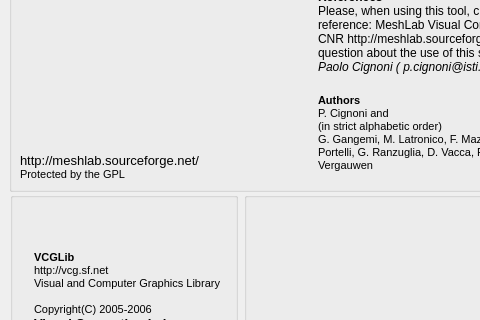
Old version of the form src/meshlab/ui/aboutDialog.ui in the repository cnr-isti-vclab/meshlab; both pictures show x 0 to 480 and y 198 to 518 of the 628 by 622 pixel window.
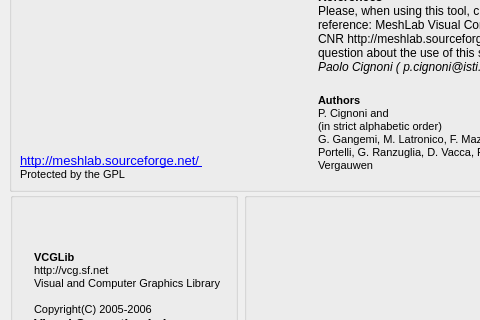
New version of the form. Icons and pictures are not drawn.

Commit message: added http to homepage link

The edit to the form file:
```diff
--- a/src/meshlab/ui/aboutDialog.ui
+++ b/src/meshlab/ui/aboutDialog.ui
@@ -115,7 +115,7 @@
       <item>
        <widget class="QLabel" name="labelMLLink" >
         <property name="text" >
-         <string>&lt;html>&lt;head>&lt;meta name="qrichtext" content="1" />&lt;/head>&lt;body style=" white-space: pre-wrap; font-family:MS Shell Dlg; font-size:8.25pt; font-weight:400; font-style:normal; text-decoration:none;">&lt;p style="-qt-paragraph-type:empty; margin-top:0px; margin-bottom:0px; margin-left:0px; margin-right:0px; -qt-block-indent:0; text-indent:0px;">&lt;/p>&lt;p style=" margin-top:0px; margin-bottom:0px; margin-left:0px; margin-right:0px; -qt-block-indent:0; text-indent:0px;">&lt;span style=" font-size:10pt;">http://meshlab.sourceforge.net/ &lt;/span>&lt;/p>&lt;p style=" margin-top:0px; margin-bottom:0px; margin-left:0px; margin-right:0px; -qt-block-indent:0; text-indent:0px;">Protected by the GPL&lt;/p>&lt;/body>&lt;/html></string>
+         <string>&lt;html>&lt;head>&lt;meta name="qrichtext" content="1" />&lt;/head>&lt;body style=" white-space: pre-wrap; font-family:MS Shell Dlg; font-size:8.25pt; font-weight:400; font-style:normal; text-decoration:none;">&lt;p style="-qt-paragraph-type:empty; margin-top:0px; margin-bottom:0px; margin-left:0px; margin-right:0px; -qt-block-indent:0; text-indent:0px;">&lt;/p>&lt;p style=" margin-top:0px; margin-bottom:0px; margin-left:0px; margin-right:0px; -qt-block-indent:0; text-indent:0px;">&lt;span style=" font-size:10pt;">&lt;a href="http://meshlab.sourceforge.net" >http://meshlab.sourceforge.net/ &lt;/a> &lt;/span>&lt;/p>&lt;p style=" margin-top:0px; margin-bottom:0px; margin-left:0px; margin-right:0px; -qt-block-indent:0; text-indent:0px;">Protected by the GPL&lt;/p>&lt;/body>&lt;/html></string>
         </property>
        </widget>
       </item>
```
